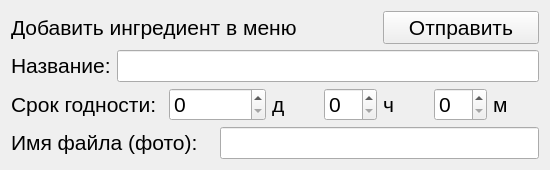
Omn1/TUIadmin, file ingredientadderwidget.ui: the form before one commit.
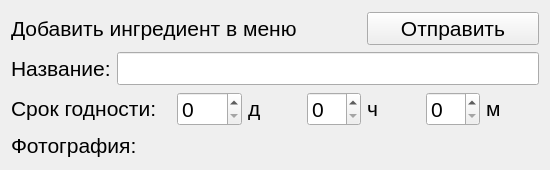
The form after the commit.

```diff
--- a/ingredientadderwidget.ui
+++ b/ingredientadderwidget.ui
@@ -20,10 +20,10 @@
    <string>Добавить ингредиент в меню</string>
   </property>
   <layout class="QGridLayout" name="gridLayout">
-   <item row="0" column="0" colspan="6">
+   <item row="0" column="0" colspan="5">
     <widget class="QLabel" name="label">
      <property name="sizePolicy">
-      <sizepolicy hsizetype="Preferred" vsizetype="Preferred">
+      <sizepolicy hsizetype="Preferred" vsizetype="Fixed">
        <horstretch>0</horstretch>
        <verstretch>0</verstretch>
       </sizepolicy>
@@ -33,10 +33,10 @@
      </property>
     </widget>
    </item>
-   <item row="0" column="6" colspan="3">
+   <item row="0" column="5" colspan="3">
     <widget class="QPushButton" name="sendButton">
      <property name="sizePolicy">
-      <sizepolicy hsizetype="Preferred" vsizetype="Preferred">
+      <sizepolicy hsizetype="Preferred" vsizetype="Fixed">
        <horstretch>0</horstretch>
        <verstretch>0</verstretch>
       </sizepolicy>
@@ -54,7 +54,7 @@
    <item row="1" column="0">
     <widget class="QLabel" name="label_2">
      <property name="sizePolicy">
-      <sizepolicy hsizetype="Preferred" vsizetype="Preferred">
+      <sizepolicy hsizetype="Preferred" vsizetype="Fixed">
        <horstretch>0</horstretch>
        <verstretch>0</verstretch>
       </sizepolicy>
@@ -64,10 +64,10 @@
      </property>
     </widget>
    </item>
-   <item row="1" column="1" colspan="8">
+   <item row="1" column="1" colspan="7">
     <widget class="QLineEdit" name="nameEdit">
      <property name="sizePolicy">
-      <sizepolicy hsizetype="Preferred" vsizetype="Preferred">
+      <sizepolicy hsizetype="Preferred" vsizetype="Fixed">
        <horstretch>0</horstretch>
        <verstretch>0</verstretch>
       </sizepolicy>
@@ -82,7 +82,7 @@
    <item row="2" column="0" colspan="2">
     <widget class="QLabel" name="label_3">
      <property name="sizePolicy">
-      <sizepolicy hsizetype="Preferred" vsizetype="Preferred">
+      <sizepolicy hsizetype="Preferred" vsizetype="Fixed">
        <horstretch>0</horstretch>
        <verstretch>0</verstretch>
       </sizepolicy>
@@ -92,10 +92,10 @@
      </property>
     </widget>
    </item>
-   <item row="2" column="2" colspan="2">
+   <item row="2" column="2">
     <widget class="QSpinBox" name="daysSpinBox">
      <property name="sizePolicy">
-      <sizepolicy hsizetype="Preferred" vsizetype="Preferred">
+      <sizepolicy hsizetype="Preferred" vsizetype="Fixed">
        <horstretch>0</horstretch>
        <verstretch>0</verstretch>
       </sizepolicy>
@@ -110,10 +110,10 @@
      </property>
     </widget>
    </item>
-   <item row="2" column="4">
+   <item row="2" column="3">
     <widget class="QLabel" name="label_4">
      <property name="sizePolicy">
-      <sizepolicy hsizetype="Preferred" vsizetype="Preferred">
+      <sizepolicy hsizetype="Preferred" vsizetype="Fixed">
        <horstretch>0</horstretch>
        <verstretch>0</verstretch>
       </sizepolicy>
@@ -123,10 +123,10 @@
      </property>
     </widget>
    </item>
-   <item row="2" column="5">
+   <item row="2" column="4">
     <widget class="QSpinBox" name="hoursSpinBox">
      <property name="sizePolicy">
-      <sizepolicy hsizetype="Preferred" vsizetype="Preferred">
+      <sizepolicy hsizetype="Preferred" vsizetype="Fixed">
        <horstretch>0</horstretch>
        <verstretch>0</verstretch>
       </sizepolicy>
@@ -141,10 +141,10 @@
      </property>
     </widget>
    </item>
-   <item row="2" column="6">
+   <item row="2" column="5">
     <widget class="QLabel" name="label_5">
      <property name="sizePolicy">
-      <sizepolicy hsizetype="Preferred" vsizetype="Preferred">
+      <sizepolicy hsizetype="Preferred" vsizetype="Fixed">
        <horstretch>0</horstretch>
        <verstretch>0</verstretch>
       </sizepolicy>
@@ -154,10 +154,10 @@
      </property>
     </widget>
    </item>
-   <item row="2" column="7">
+   <item row="2" column="6">
     <widget class="QSpinBox" name="minutesSpinBox">
      <property name="sizePolicy">
-      <sizepolicy hsizetype="Preferred" vsizetype="Preferred">
+      <sizepolicy hsizetype="Preferred" vsizetype="Fixed">
        <horstretch>0</horstretch>
        <verstretch>0</verstretch>
       </sizepolicy>
@@ -172,10 +172,10 @@
      </property>
     </widget>
    </item>
-   <item row="2" column="8">
+   <item row="2" column="7">
     <widget class="QLabel" name="label_6">
      <property name="sizePolicy">
-      <sizepolicy hsizetype="Preferred" vsizetype="Preferred">
+      <sizepolicy hsizetype="Preferred" vsizetype="Fixed">
        <horstretch>0</horstretch>
        <verstretch>0</verstretch>
       </sizepolicy>
@@ -185,33 +185,21 @@
      </property>
     </widget>
    </item>
-   <item row="3" column="0" colspan="3">
+   <item row="3" column="0" colspan="2">
     <widget class="QLabel" name="label_7">
      <property name="sizePolicy">
-      <sizepolicy hsizetype="Preferred" vsizetype="Preferred">
+      <sizepolicy hsizetype="Preferred" vsizetype="Fixed">
        <horstretch>0</horstretch>
        <verstretch>0</verstretch>
       </sizepolicy>
      </property>
      <property name="text">
-      <string>&lt;html&gt;&lt;head/&gt;&lt;body&gt;&lt;p&gt;&lt;span style=&quot; font-size:16pt;&quot;&gt;Имя файла (фото):&lt;/span&gt;&lt;/p&gt;&lt;/body&gt;&lt;/html&gt;</string>
+      <string>&lt;html&gt;&lt;head/&gt;&lt;body&gt;&lt;p&gt;&lt;span style=&quot; font-size:16pt;&quot;&gt;Фотография:&lt;/span&gt;&lt;/p&gt;&lt;/body&gt;&lt;/html&gt;</string>
      </property>
     </widget>
    </item>
-   <item row="3" column="3" colspan="6">
-    <widget class="QLineEdit" name="photoEdit">
-     <property name="sizePolicy">
-      <sizepolicy hsizetype="Preferred" vsizetype="Preferred">
-       <horstretch>0</horstretch>
-       <verstretch>0</verstretch>
-      </sizepolicy>
-     </property>
-     <property name="font">
-      <font>
-       <pointsize>16</pointsize>
-      </font>
-     </property>
-    </widget>
+   <item row="3" column="2" colspan="6">
+    <layout class="QVBoxLayout" name="verticalLayout"/>
    </item>
   </layout>
  </widget>
```
